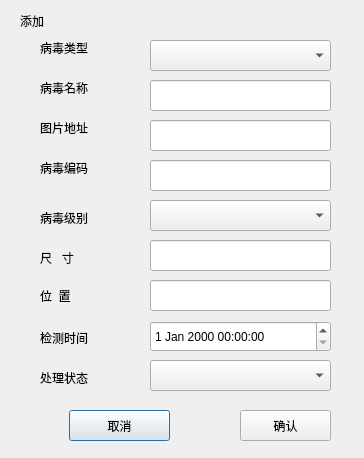
stone531/tiny-windows1, file addvirusdialog.ui: the form before one commit.
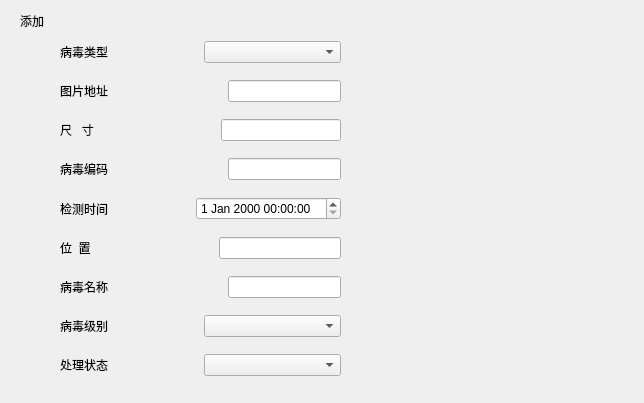
The form after the commit.

The edit to the form file:
```diff
--- a/addvirusdialog.ui
+++ b/addvirusdialog.ui
@@ -6,8 +6,8 @@
    <rect>
     <x>0</x>
     <y>0</y>
-    <width>364</width>
-    <height>458</height>
+    <width>644</width>
+    <height>403</height>
    </rect>
   </property>
   <property name="windowTitle">
@@ -26,203 +26,6 @@
     <string>添加</string>
    </property>
   </widget>
-  <widget class="QLabel" name="label_2">
-   <property name="geometry">
-    <rect>
-     <x>40</x>
-     <y>40</y>
-     <width>71</width>
-     <height>16</height>
-    </rect>
-   </property>
-   <property name="text">
-    <string>病毒类型</string>
-   </property>
-  </widget>
-  <widget class="QComboBox" name="comboBox">
-   <property name="geometry">
-    <rect>
-     <x>150</x>
-     <y>40</y>
-     <width>181</width>
-     <height>31</height>
-    </rect>
-   </property>
-  </widget>
-  <widget class="QLabel" name="label_3">
-   <property name="geometry">
-    <rect>
-     <x>40</x>
-     <y>80</y>
-     <width>71</width>
-     <height>16</height>
-    </rect>
-   </property>
-   <property name="text">
-    <string>病毒名称</string>
-   </property>
-  </widget>
-  <widget class="QLineEdit" name="lineEdit">
-   <property name="geometry">
-    <rect>
-     <x>150</x>
-     <y>80</y>
-     <width>181</width>
-     <height>31</height>
-    </rect>
-   </property>
-  </widget>
-  <widget class="QLabel" name="label_4">
-   <property name="geometry">
-    <rect>
-     <x>40</x>
-     <y>120</y>
-     <width>71</width>
-     <height>16</height>
-    </rect>
-   </property>
-   <property name="text">
-    <string>图片地址</string>
-   </property>
-  </widget>
-  <widget class="QLineEdit" name="lineEdit_2">
-   <property name="geometry">
-    <rect>
-     <x>150</x>
-     <y>120</y>
-     <width>181</width>
-     <height>31</height>
-    </rect>
-   </property>
-  </widget>
-  <widget class="QLabel" name="label_5">
-   <property name="geometry">
-    <rect>
-     <x>40</x>
-     <y>160</y>
-     <width>71</width>
-     <height>16</height>
-    </rect>
-   </property>
-   <property name="text">
-    <string>病毒编码</string>
-   </property>
-  </widget>
-  <widget class="QLineEdit" name="lineEdit_3">
-   <property name="geometry">
-    <rect>
-     <x>150</x>
-     <y>160</y>
-     <width>181</width>
-     <height>31</height>
-    </rect>
-   </property>
-  </widget>
-  <widget class="QLabel" name="label_6">
-   <property name="geometry">
-    <rect>
-     <x>40</x>
-     <y>210</y>
-     <width>71</width>
-     <height>16</height>
-    </rect>
-   </property>
-   <property name="text">
-    <string>病毒级别</string>
-   </property>
-  </widget>
-  <widget class="QLabel" name="label_7">
-   <property name="geometry">
-    <rect>
-     <x>40</x>
-     <y>250</y>
-     <width>61</width>
-     <height>16</height>
-    </rect>
-   </property>
-   <property name="text">
-    <string>尺   寸</string>
-   </property>
-  </widget>
-  <widget class="QLabel" name="label_9">
-   <property name="geometry">
-    <rect>
-     <x>40</x>
-     <y>290</y>
-     <width>54</width>
-     <height>12</height>
-    </rect>
-   </property>
-   <property name="text">
-    <string>位  置</string>
-   </property>
-  </widget>
-  <widget class="QComboBox" name="comboBox_2">
-   <property name="geometry">
-    <rect>
-     <x>150</x>
-     <y>200</y>
-     <width>181</width>
-     <height>31</height>
-    </rect>
-   </property>
-  </widget>
-  <widget class="QLabel" name="label_10">
-   <property name="geometry">
-    <rect>
-     <x>40</x>
-     <y>330</y>
-     <width>71</width>
-     <height>16</height>
-    </rect>
-   </property>
-   <property name="text">
-    <string>检测时间</string>
-   </property>
-  </widget>
-  <widget class="QLineEdit" name="lineEdit_4">
-   <property name="geometry">
-    <rect>
-     <x>150</x>
-     <y>240</y>
-     <width>181</width>
-     <height>31</height>
-    </rect>
-   </property>
-  </widget>
-  <widget class="QLineEdit" name="lineEdit_5">
-   <property name="geometry">
-    <rect>
-     <x>150</x>
-     <y>280</y>
-     <width>181</width>
-     <height>31</height>
-    </rect>
-   </property>
-  </widget>
-  <widget class="QLabel" name="label_11">
-   <property name="geometry">
-    <rect>
-     <x>40</x>
-     <y>370</y>
-     <width>71</width>
-     <height>16</height>
-    </rect>
-   </property>
-   <property name="text">
-    <string>处理状态</string>
-   </property>
-  </widget>
-  <widget class="QComboBox" name="comboBox_3">
-   <property name="geometry">
-    <rect>
-     <x>150</x>
-     <y>360</y>
-     <width>181</width>
-     <height>31</height>
-    </rect>
-   </property>
-  </widget>
   <widget class="QPushButton" name="pushButton">
    <property name="geometry">
     <rect>
@@ -249,15 +52,224 @@
     <string>确认</string>
    </property>
   </widget>
-  <widget class="QDateTimeEdit" name="dateTimeEdit">
+  <widget class="QWidget" name="verticalLayoutWidget">
    <property name="geometry">
     <rect>
-     <x>150</x>
-     <y>321</y>
-     <width>181</width>
-     <height>31</height>
+     <x>60</x>
+     <y>30</y>
+     <width>281</width>
+     <height>361</height>
     </rect>
    </property>
+   <layout class="QVBoxLayout" name="verticalLayout">
+    <item>
+     <layout class="QHBoxLayout" name="horizontalLayout_2">
+      <item>
+       <widget class="QLabel" name="label_8">
+        <property name="text">
+         <string>病毒类型</string>
+        </property>
+       </widget>
+      </item>
+      <item>
+       <widget class="QComboBox" name="comboBox_4"/>
+      </item>
+     </layout>
+    </item>
+    <item>
+     <layout class="QHBoxLayout" name="horizontalLayout_4">
+      <item>
+       <widget class="QLabel" name="label_4">
+        <property name="text">
+         <string>图片地址</string>
+        </property>
+       </widget>
+      </item>
+      <item>
+       <spacer name="horizontalSpacer">
+        <property name="orientation">
+         <enum>Qt::Horizontal</enum>
+        </property>
+        <property name="sizeHint" stdset="0">
+         <size>
+          <width>40</width>
+          <height>20</height>
+         </size>
+        </property>
+       </spacer>
+      </item>
+      <item>
+       <widget class="QLineEdit" name="lineEdit_2"/>
+      </item>
+     </layout>
+    </item>
+    <item>
+     <layout class="QHBoxLayout" name="horizontalLayout_7">
+      <item>
+       <widget class="QLabel" name="label_7">
+        <property name="text">
+         <string>尺   寸</string>
+        </property>
+       </widget>
+      </item>
+      <item>
+       <spacer name="horizontalSpacer_2">
+        <property name="orientation">
+         <enum>Qt::Horizontal</enum>
+        </property>
+        <property name="sizeHint" stdset="0">
+         <size>
+          <width>40</width>
+          <height>20</height>
+         </size>
+        </property>
+       </spacer>
+      </item>
+      <item>
+       <widget class="QLineEdit" name="lineEdit_4"/>
+      </item>
+     </layout>
+    </item>
+    <item>
+     <layout class="QHBoxLayout" name="horizontalLayout_5">
+      <item>
+       <widget class="QLabel" name="label_5">
+        <property name="text">
+         <string>病毒编码</string>
+        </property>
+       </widget>
+      </item>
+      <item>
+       <spacer name="horizontalSpacer_3">
+        <property name="orientation">
+         <enum>Qt::Horizontal</enum>
+        </property>
+        <property name="sizeHint" stdset="0">
+         <size>
+          <width>40</width>
+          <height>20</height>
+         </size>
+        </property>
+       </spacer>
+      </item>
+      <item>
+       <widget class="QLineEdit" name="lineEdit_3"/>
+      </item>
+     </layout>
+    </item>
+    <item>
+     <layout class="QHBoxLayout" name="horizontalLayout_9">
+      <item>
+       <widget class="QLabel" name="label_10">
+        <property name="text">
+         <string>检测时间</string>
+        </property>
+       </widget>
+      </item>
+      <item>
+       <widget class="QDateTimeEdit" name="dateTimeEdit"/>
+      </item>
+     </layout>
+    </item>
+    <item>
+     <layout class="QHBoxLayout" name="horizontalLayout_8">
+      <item>
+       <widget class="QLabel" name="label_9">
+        <property name="text">
+         <string>位  置</string>
+        </property>
+       </widget>
+      </item>
+      <item>
+       <spacer name="horizontalSpacer_4">
+        <property name="orientation">
+         <enum>Qt::Horizontal</enum>
+        </property>
+        <property name="sizeHint" stdset="0">
+         <size>
+          <width>40</width>
+          <height>20</height>
+         </size>
+        </property>
+       </spacer>
+      </item>
+      <item>
+       <widget class="QLineEdit" name="lineEdit_5"/>
+      </item>
+     </layout>
+    </item>
+    <item>
+     <layout class="QHBoxLayout" name="horizontalLayout_3">
+      <item>
+       <widget class="QLabel" name="label_12">
+        <property name="text">
+         <string>病毒名称</string>
+        </property>
+       </widget>
+      </item>
+      <item>
+       <spacer name="horizontalSpacer_5">
+        <property name="orientation">
+         <enum>Qt::Horizontal</enum>
+        </property>
+        <property name="sizeHint" stdset="0">
+         <size>
+          <width>40</width>
+          <height>20</height>
+         </size>
+        </property>
+       </spacer>
+      </item>
+      <item>
+       <widget class="QLineEdit" name="lineEdit_6"/>
+      </item>
+     </layout>
+    </item>
+    <item>
+     <layout class="QHBoxLayout" name="horizontalLayout_6">
+      <item>
+       <widget class="QLabel" name="label_6">
+        <property name="text">
+         <string>病毒级别</string>
+        </property>
+       </widget>
+      </item>
+      <item>
+       <widget class="QComboBox" name="comboBox_2"/>
+      </item>
+     </layout>
+    </item>
+    <item>
+     <layout class="QHBoxLayout" name="horizontalLayout_10">
+      <item>
+       <widget class="QLabel" name="label_11">
+        <property name="text">
+         <string>处理状态</string>
+        </property>
+       </widget>
+      </item>
+      <item>
+       <widget class="QComboBox" name="comboBox_3">
+        <property name="enabled">
+         <bool>true</bool>
+        </property>
+        <property name="maximumSize">
+         <size>
+          <width>16777215</width>
+          <height>22</height>
+         </size>
+        </property>
+        <property name="iconSize">
+         <size>
+          <width>20</width>
+          <height>16</height>
+         </size>
+        </property>
+       </widget>
+      </item>
+     </layout>
+    </item>
+   </layout>
   </widget>
  </widget>
  <resources/>
```
